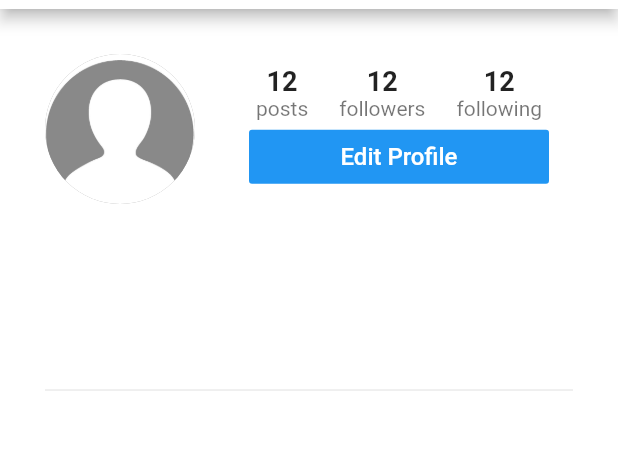
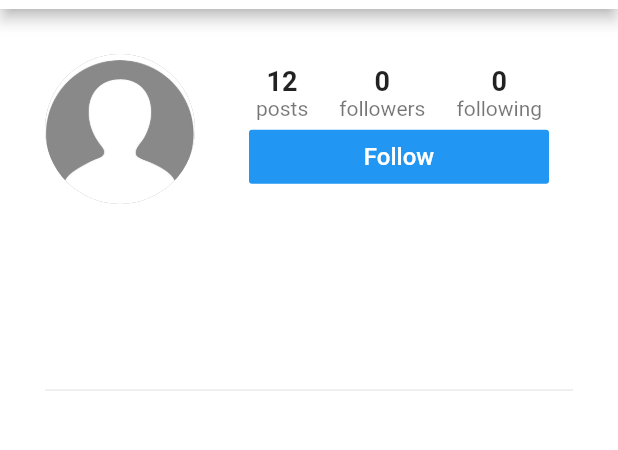
Before and after one commit to realsst1/InstagramClone, a Flutter app: the ProfileScreen screen opened directly, on a phone screen of 412 x 824 dp, the part 75-525 px from its top. Run offline on Flutter 3.47's test engine with Material 2 defaults, Android fonts, the phone set to English and light mode, and no system bars; our stand-ins replace cached_network_image, cloud_firestore, firebase_auth, firebase_storage, flutter_image_compress, image_cropper and 1 more; accounts and stored records are empty.

Commit message:
follow unfollow added

```diff
--- a/lib/screens/edit_profile_screen.dart
+++ b/lib/screens/edit_profile_screen.dart
@@ -62,7 +62,7 @@ class _EditProfileScreenState extends State<EditProfileScreen> {
   }
 
   _submitForm() async{
-    if(_formKey.currentState.validate()){
+    if(_formKey.currentState.validate() && !isLoading){
       _formKey.currentState.save();
 
       setState(() {
--- a/lib/screens/home_screen.dart
+++ b/lib/screens/home_screen.dart
@@ -52,7 +52,7 @@ class _HomeScreenState extends State<HomeScreen> {
           SearchScreen(),
           CreatePost(),
           ActivityScreen(),
-          ProfileScreen(userID: currentUserId,)
+          ProfileScreen(currentUserId: currentUserId,userID: currentUserId,)
         ],
         onPageChanged: (int index){
           setState(() {
--- a/lib/screens/profile_screen.dart
+++ b/lib/screens/profile_screen.dart
@@ -1,24 +1,128 @@
 import 'package:cached_network_image/cached_network_image.dart';
 import 'package:flutter/material.dart';
+import 'package:insta_clone/models/user_data.dart';
 import 'package:insta_clone/models/user_model.dart';
 import 'package:insta_clone/screens/edit_profile_screen.dart';
+import 'package:insta_clone/services/database_service.dart';
 import 'package:insta_clone/utilities/constants.dart';
 import 'package:provider/provider.dart';
 
 class ProfileScreen extends StatefulWidget {
 
   final String userID;
+  final String currentUserId;
 
-  ProfileScreen({this.userID});
+  ProfileScreen({this.currentUserId,this.userID});
 
   @override
   _ProfileScreenState createState() => _ProfileScreenState();
 }
 
 class _ProfileScreenState extends State<ProfileScreen> {
+
+  bool isFollowing=false;
+  int followersCount=0;
+  int followingCount=0;
+
+
+  @override
+  void initState() {
+    super.initState();
+    _setupIsFollowing();
+    _setupFollowers();
+    _setupFollowing();
+  }
+
+  _setupIsFollowing()async{
+    bool isFollowingUser=await DatabaseService.isFollowingUser(
+      currentUserId: widget.currentUserId,
+      userId:widget.userID
+    );
+    setState(() {
+      isFollowing=isFollowingUser;
+    });
+  }
+
+  _setupFollowers() async{
+    int userFollowersCount=await DatabaseService.numFollowers(widget.userID);
+    setState(() {
+      followersCount=userFollowersCount;
+    });
+
+  }
+
+  _setupFollowing()async{
+    int userFollowingCount=await DatabaseService.numFollowing(widget.userID);
+    setState(() {
+      followingCount=userFollowingCount;
+    });
+  }
+
+  _followorUnfollow(){
+    if(isFollowing){
+      _unFollowUser();
+    }
+    else{
+      _followUser();
+    }
+  }
+
+  _unFollowUser(){
+    DatabaseService.unFollowUser(widget.currentUserId,widget.userID);
+    setState(() {
+      isFollowing=false;
+      followersCount--;
+    });
+  }
+
+  _followUser(){
+    DatabaseService.followUser(widget.currentUserId, widget.userID);
+    setState(() {
+      isFollowing=true;
+      followersCount++;
+    });
+  }
+
+  _displayButton(User user){
+    return user.id==Provider.of<UserData>(context).currentUserId?Container(
+      width: 200.0,
+      child: FlatButton(
+        onPressed: ()=>Navigator.push(
+          context,
+          MaterialPageRoute(
+            builder: (_)=>EditProfileScreen(
+              user: user,
+            )
+          )
+        ),
+        color: Colors.blue,
+        textColor: Colors.white,
+        child: Text(
+          "Edit Profile",
+          style: TextStyle(
+              fontSize: 16.0
+          ),
+        ),
+      ),
+    ):
+    Container(
+      width: 200.0,
+      child: FlatButton(
+        onPressed: _followorUnfollow,
+        color: isFollowing?Colors.grey[200]:Colors.blue,
+        textColor: isFollowing?Colors.black:Colors.white,
+        child: Text(
+          isFollowing?"Unfollow":"Follow",
+          style: TextStyle(
+              fontSize: 16.0
+          ),
+        ),
+      ),
+    );
+  }
+
   @override
   Widget build(BuildContext context) {
-    print(widget.userID);
     return Scaffold(
         appBar: AppBar(
           centerTitle: true,
@@ -82,7 +186,7 @@ class _ProfileScreenState extends State<ProfileScreen> {
                               Column(
                                 children: <Widget>[
                                   Text(
-                                    "12",
+                                    followersCount.toString(),
                                     style: TextStyle(
                                         fontSize: 18.0,
                                         fontWeight: FontWeight.w600
@@ -99,7 +203,7 @@ class _ProfileScreenState extends State<ProfileScreen> {
                               Column(
                                 children: <Widget>[
                                   Text(
-                                    "12",
+                                    followingCount.toString(),
                                     style: TextStyle(
                                         fontSize: 18.0,
                                         fontWeight: FontWeight.w600
@@ -115,20 +219,7 @@ class _ProfileScreenState extends State<ProfileScreen> {
                               )
                             ],
                           ),
-                          Container(
-                            width: 200.0,
-                            child: FlatButton(
-                              onPressed: () =>Navigator.push(context, MaterialPageRoute(builder: (_)=>EditProfileScreen(user:user))),
-                              color: Colors.blue,
-                              textColor: Colors.white,
-                              child: Text(
-                                "Edit Profile",
-                                style: TextStyle(
-                                    fontSize: 16.0
-                                ),
-                              ),
-                            ),
-                          )
+                          _displayButton(user),
                         ],
                       ),
                     )
--- a/lib/screens/search_screen.dart
+++ b/lib/screens/search_screen.dart
@@ -1,9 +1,11 @@
 import 'package:cached_network_image/cached_network_image.dart';
 import 'package:cloud_firestore/cloud_firestore.dart';
 import 'package:flutter/material.dart';
+import 'package:insta_clone/models/user_data.dart';
 import 'package:insta_clone/models/user_model.dart';
 import 'package:insta_clone/screens/profile_screen.dart';
 import 'package:insta_clone/services/database_service.dart';
+import 'package:provider/provider.dart';
 
 class SearchScreen extends StatefulWidget {
   @override
@@ -26,7 +28,7 @@ class _SearchScreenState extends State<SearchScreen> {
       title: Text(
         user.name
       ),
-      onTap: ()=>Navigator.push(context, MaterialPageRoute(builder: (_)=>ProfileScreen(userID: user.id,))),
+      onTap: ()=>Navigator.push(context, MaterialPageRoute(builder: (_)=>ProfileScreen(currentUserId:Provider.of<UserData>(context).currentUserId,userID: user.id,))),
     );
   }
 
--- a/lib/services/database_service.dart
+++ b/lib/services/database_service.dart
@@ -26,4 +26,46 @@ class DatabaseService{
       'timestamp':post.timestamp
     });
   }
+
+  static void followUser(String currentUserId,String userId){
+    //add user to current users following
+    followingRef.document(currentUserId).collection("usersFollowing").document(userId).setData({});
+
+
+    //add current user to users' followers
+    followersRef.document(userId).collection("usersFollowers").document(currentUserId).setData({});
+  }
+
+  static void unFollowUser(String currentUserId,String userId){
+    //remove user from current users following
+    followingRef.document(currentUserId).collection("usersFollowing").document(userId).get().then((doc){
+      if(doc.exists){
+        doc.reference.delete();
+      }
+    });
+
+
+    //remove current user from users' followers
+    followersRef.document(userId).collection("usersFollowers").document(currentUserId).get().then((doc){
+      if(doc.exists){
+        doc.reference.delete();
+      }
+    });
+  }
+
+  static Future<bool> isFollowingUser({String currentUserId,String userId})async{
+    DocumentSnapshot followingDoc=await followersRef.document(userId).collection("usersFollowers").document(currentUserId).get();
+    return followingDoc.exists;
+  }
+
+  static Future<int> numFollowers(String userId) async{
+    QuerySnapshot followerSnapshot=await followersRef.document(userId).collection("usersFollowers").getDocuments();
+    return followerSnapshot.documents.length;
+  }
+
+  static Future<int> numFollowing(String userId) async{
+    QuerySnapshot followingSnapshot=await followingRef.document(userId).collection("usersFollowing").getDocuments();
+    return followingSnapshot.documents.length;
+  }
+
 }
--- a/lib/utilities/constants.dart
+++ b/lib/utilities/constants.dart
@@ -5,3 +5,5 @@ final _firestore=Firestore.instance;
 final storageRef=FirebaseStorage.instance.ref();
 final usersRef=_firestore.collection("users");
 final postsRef=_firestore.collection("posts");
+final followersRef=_firestore.collection("followers");
+final followingRef=_firestore.collection("following");
```
